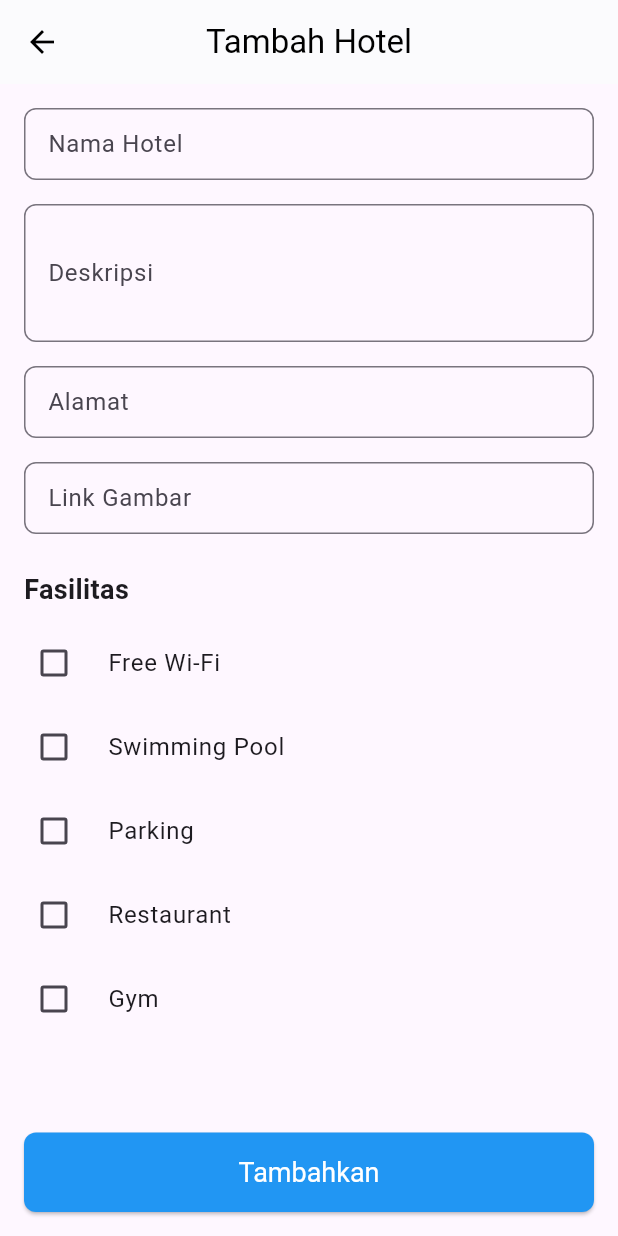
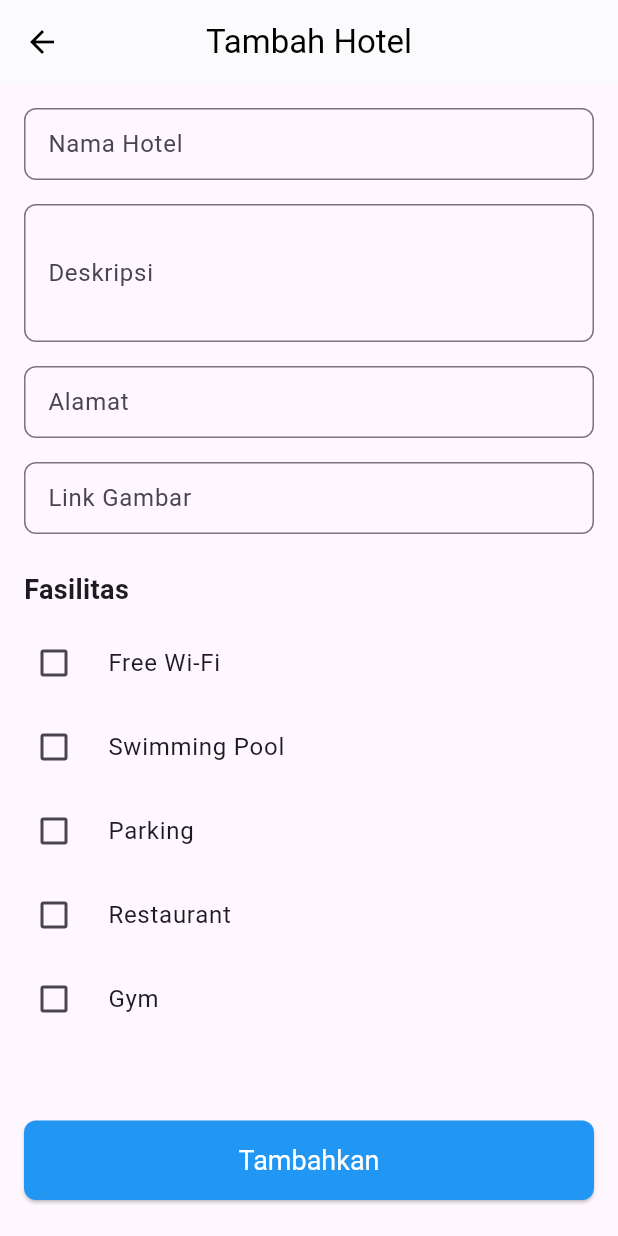
Before and after one commit to alifahfwzy/alianta_gostay, a Flutter app: the TambahHotel screen opened directly, on a phone screen of 412 x 824 dp. Run offline on Flutter 3.47's test engine with Material 3 defaults, Android fonts, the phone set to English and light mode, and no system bars; our stand-ins replace supabase_flutter; accounts and stored records are empty; network calls fail.

Commit message:
edit tambah

```diff
--- a/lib/tambah_hotel.dart
+++ b/lib/tambah_hotel.dart
@@ -185,8 +185,9 @@ class _TambahHotelState extends State<TambahHotel> {
           ),
         ),
       ),
-      bottomNavigationBar: Padding(
-        padding: const EdgeInsets.all(16.0),
+      bottomNavigationBar: SafeArea(
+        child: Padding(
+          padding: const EdgeInsets.fromLTRB(16, 0, 16, 24), // Naik 24px
           child: ElevatedButton(
             style: ElevatedButton.styleFrom(
               backgroundColor: Colors.blue,
@@ -210,6 +211,7 @@ class _TambahHotelState extends State<TambahHotel> {
                     : const Text(
                       'Tambahkan',
                       style: TextStyle(color: Colors.white),
+                    ),
           ),
         ),
       ),
```
Lines whose indentation alone changed are shown as unchanged.
